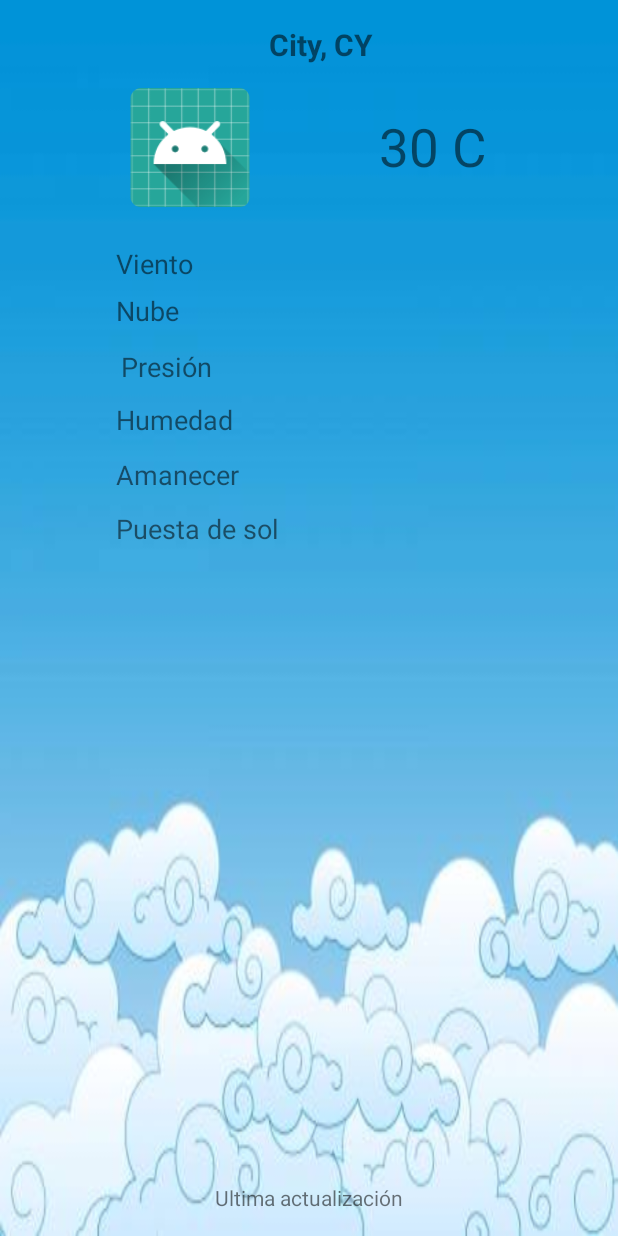
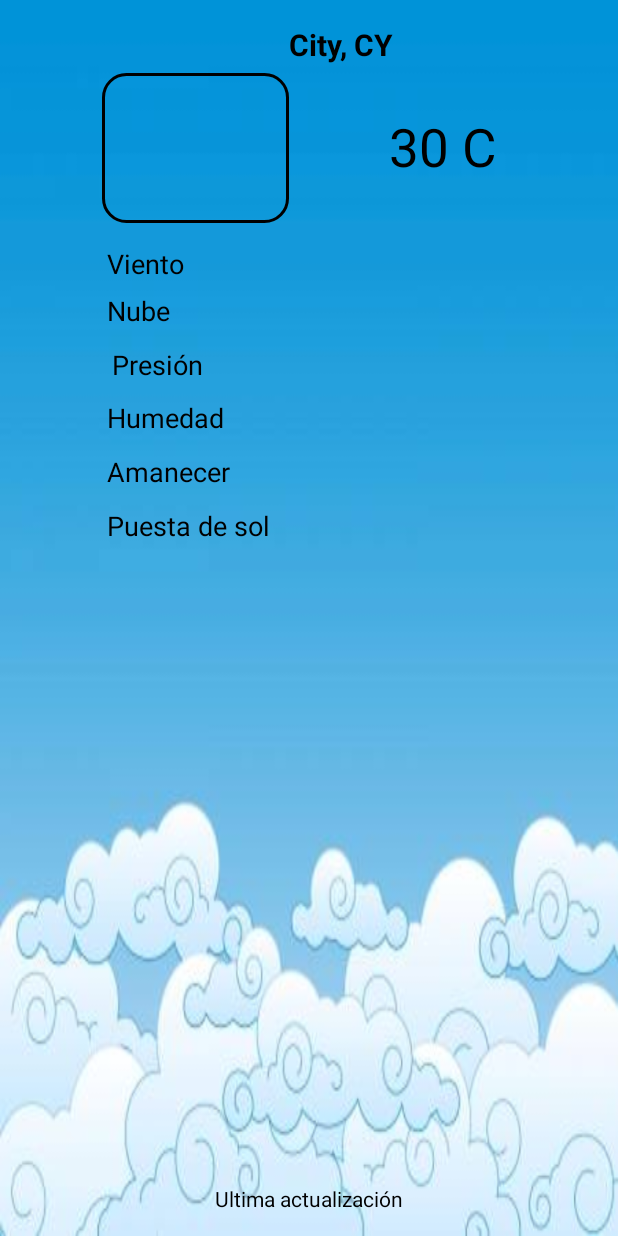
Before and after one commit to DanielCintoC/WebServicesKotlin, an Android app: the layout activity_main.xml on its own in the app's theme, with its tools: preview values and no code run, on a phone screen of 412 x 824 dp. Run offline under Robolectric (Android 15) with nearby library versions, the phone set to English and light mode, and no system bars.

```diff
--- /dev/null
+++ b/app/src/main/res/drawable/background_image.xml
@@ -0,0 +1,10 @@
+<?xml version="1.0" encoding="utf-8"?>
+<shape xmlns:android="http://schemas.android.com/apk/res/android">
+
+    <stroke
+        android:width="2dp"/>
+
+    <corners
+        android:radius="7pt"/>
+
+</shape>
--- a/app/src/main/res/layout/activity_main.xml
+++ b/app/src/main/res/layout/activity_main.xml
@@ -5,45 +5,47 @@
     xmlns:tools="http://schemas.android.com/tools"
     android:layout_width="match_parent"
     android:layout_height="match_parent"
+    android:background="@drawable/background_weather"
     tools:context="com.fs.dcc.webserviceskotlin.MainActivity"
-    android:background="@drawable/background_weather"
     tools:layout_editor_absoluteY="81dp">
 
     <TextView
         android:id="@+id/textViewCity"
         android:layout_width="wrap_content"
         android:layout_height="wrap_content"
-        android:layout_marginTop="16dp"
+        android:layout_marginBottom="5dp"
         android:text="City, CY"
+        android:textColor="@color/colorBlack"
         android:textSize="20sp"
         android:textStyle="bold"
+        app:layout_constraintBottom_toTopOf="@+id/imageViewIcon"
         app:layout_constraintStart_toEndOf="@+id/imageViewIcon"
-        app:layout_constraintTop_toTopOf="parent"
         />
 
     <ImageView
         android:id="@+id/imageViewIcon"
         android:layout_width="0dp"
-        android:layout_height="0dp"
-        android:layout_marginBottom="22dp"
-        android:layout_marginEnd="70dp"
-        android:layout_marginStart="74dp"
-        android:layout_marginTop="15dp"
-        app:layout_constraintBottom_toTopOf="@+id/textViewWind"
+        android:layout_height="100dp"
+        android:layout_marginBottom="46dp"
+        android:layout_marginEnd="63dp"
+        android:layout_marginStart="68dp"
+        android:layout_marginTop="48dp"
+        android:background="@drawable/background_image"
+        app:layout_constraintBottom_toTopOf="@+id/textViewCloud"
         app:layout_constraintEnd_toStartOf="@+id/textViewTemp"
         app:layout_constraintStart_toStartOf="parent"
-        app:layout_constraintTop_toBottomOf="@+id/textViewCity"
-        app:srcCompat="@mipmap/ic_launcher"
+        app:layout_constraintTop_toTopOf="parent"
         />
 
     <TextView
         android:id="@+id/textViewTemp"
         android:layout_width="wrap_content"
         android:layout_height="wrap_content"
-        android:layout_marginEnd="84dp"
+        android:layout_marginEnd="77dp"
         android:layout_marginTop="27dp"
         android:padding="3dp"
         android:text="30 C"
+        android:textColor="@color/colorBlack"
         android:textSize="35sp"
         app:layout_constraintEnd_toEndOf="parent"
         app:layout_constraintStart_toEndOf="@+id/imageViewIcon"
@@ -57,6 +59,7 @@
         android:layout_marginTop="160dp"
         android:padding="3dp"
         android:text="Viento"
+        android:textColor="@color/colorBlack"
         android:textSize="18sp"
         app:layout_constraintStart_toStartOf="@+id/imageViewIcon"
         app:layout_constraintTop_toTopOf="parent"
@@ -66,9 +69,10 @@
         android:id="@+id/textViewCloud"
         android:layout_width="wrap_content"
         android:layout_height="wrap_content"
-        android:layout_margin="3dp"
-        android:layout_marginTop="8dp"
+        android:layout_marginStart="3dp"
+        android:layout_marginTop="3dp"
         android:text="Nube"
+        android:textColor="@color/colorBlack"
         android:textSize="18sp"
         app:layout_constraintStart_toStartOf="@+id/textViewWind"
         app:layout_constraintTop_toBottomOf="@+id/textViewWind"
@@ -78,9 +82,10 @@
         android:id="@+id/textViewPressure"
         android:layout_width="wrap_content"
         android:layout_height="wrap_content"
-        android:layout_marginTop="9dp"
+        android:layout_marginTop="8dp"
         android:padding="3dp"
         android:text="Presión"
+        android:textColor="@color/colorBlack"
         android:textSize="18sp"
         app:layout_constraintStart_toStartOf="@+id/textViewCloud"
         app:layout_constraintTop_toBottomOf="@+id/textViewCloud"
@@ -92,6 +97,7 @@
         android:layout_height="wrap_content"
         android:layout_marginTop="7dp"
         android:text="Humedad"
+        android:textColor="@color/colorBlack"
         android:textSize="18sp"
         app:layout_constraintStart_toStartOf="@+id/textViewPressure"
         app:layout_constraintTop_toBottomOf="@+id/textViewPressure"
@@ -101,8 +107,9 @@
         android:id="@+id/textViewSunrise"
         android:layout_width="wrap_content"
         android:layout_height="wrap_content"
-        android:layout_marginTop="12dp"
+        android:layout_marginTop="11dp"
         android:text="Amanecer"
+        android:textColor="@color/colorBlack"
         android:textSize="18sp"
         app:layout_constraintStart_toStartOf="@+id/textViewWet"
         app:layout_constraintTop_toBottomOf="@+id/textViewWet"
@@ -114,6 +121,7 @@
         android:layout_height="wrap_content"
         android:layout_marginTop="11dp"
         android:text="Puesta de sol"
+        android:textColor="@color/colorBlack"
         android:textSize="18sp"
         app:layout_constraintStart_toStartOf="@+id/textViewSunrise"
         app:layout_constraintTop_toBottomOf="@+id/textViewSunrise"
@@ -123,8 +131,9 @@
         android:id="@+id/textViewLastUpdate"
         android:layout_width="wrap_content"
         android:layout_height="wrap_content"
-        android:layout_marginBottom="16dp"
+        android:layout_marginBottom="15dp"
         android:text="Ultima actualización"
+        android:textColor="@color/colorBlack"
         app:layout_constraintBottom_toBottomOf="parent"
         app:layout_constraintEnd_toEndOf="parent"
         app:layout_constraintStart_toStartOf="parent"
--- a/app/src/main/res/values/colors.xml
+++ b/app/src/main/res/values/colors.xml
@@ -3,4 +3,5 @@
     <color name="colorPrimary">#3F51B5</color>
     <color name="colorPrimaryDark">#303F9F</color>
     <color name="colorAccent">#FF4081</color>
+    <color name="colorBlack">#000000</color>
 </resources>
```
Also changed, not shown: app/src/main/java/com/fs/dcc/webserviceskotlin/MainActivity.kt (+103 -2 lines), app/src/main/java/com/fs/dcc/webserviceskotlin/data/PreferencesCity.kt (added, +20 -0 lines).
